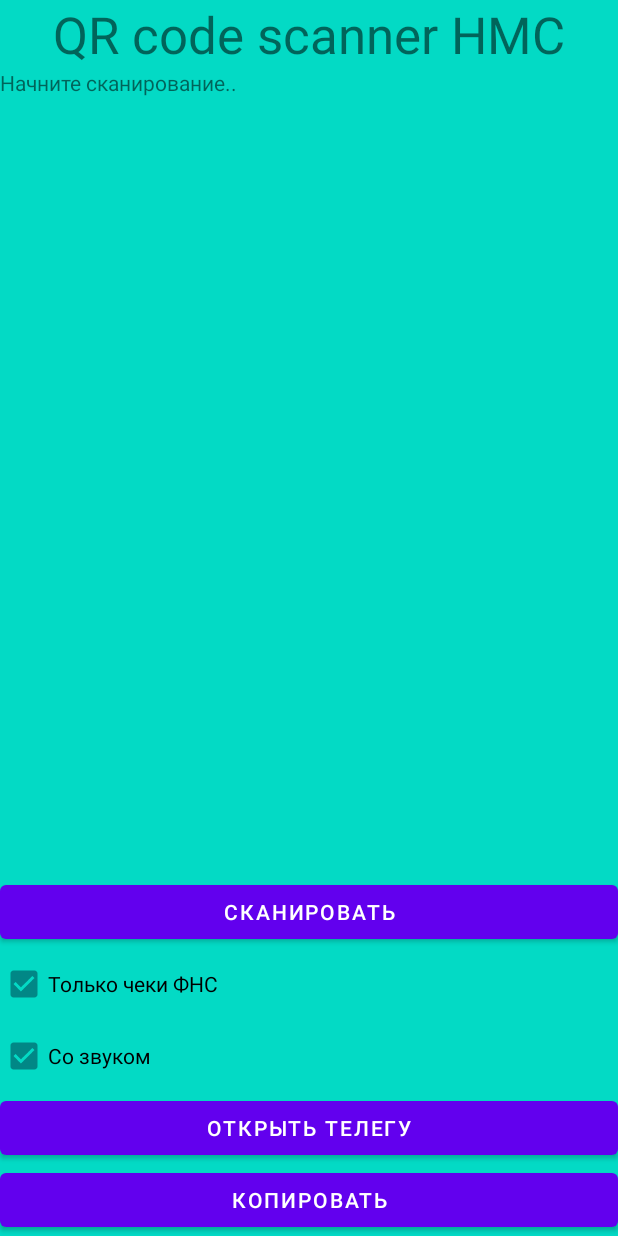
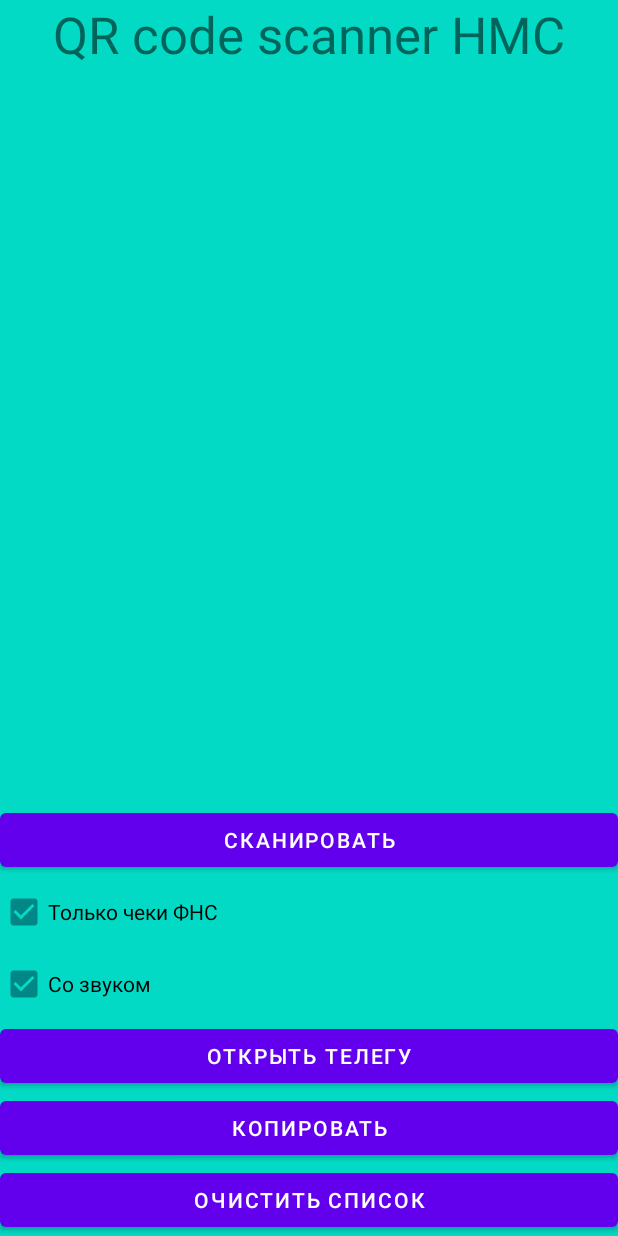
Before and after one commit to koshi8bit/android-hmc, an Android app: the screen it shows after launch (MainActivity), on a phone screen of 412 x 824 dp. Run offline under Robolectric (Android 15) with nearby library versions, the phone set to English and light mode, and no system bars.

Commit message:
ok, no icon

```diff
--- a/app/src/main/java/com/koshi8bit/hmc/ContinuousCaptureActivity.java
+++ b/app/src/main/java/com/koshi8bit/hmc/ContinuousCaptureActivity.java
@@ -14,6 +14,7 @@ import android.view.KeyEvent;
 import android.view.View;
 import android.view.WindowManager;
 import android.widget.ImageView;
+import android.widget.Toast;
 
 import com.google.zxing.BarcodeFormat;
 import com.google.zxing.ResultPoint;
@@ -29,6 +30,7 @@ import java.util.Collection;
 import java.util.Collections;
 import java.util.HashSet;
 import java.util.List;
+import java.util.Locale;
 import java.util.Set;
 
 import android.media.MediaPlayer;
@@ -160,6 +162,10 @@ public class ContinuousCaptureActivity extends Activity {
 
     @Override
     public boolean onKeyDown(int keyCode, KeyEvent event) {
+        //Toast.makeText(this, String.format(Locale.US, "keyCode is %d", keyCode), Toast.LENGTH_LONG).show();
+        if ((keyCode == 24) || (keyCode == 25)) {
+            return false;
+        }
         boolean res = barcodeView.onKeyDown(keyCode, event) || super.onKeyDown(keyCode, event);
         if (res) {
             ready_all();
--- a/app/src/main/res/layout/activity_main.xml
+++ b/app/src/main/res/layout/activity_main.xml
@@ -24,7 +24,7 @@
             android:layout_width="match_parent"
             android:layout_height="0dp"
             android:layout_weight="0.5"
-            android:text="@string/start_scan" />
+            />
 
         <Button
             android:id="@+id/btn_scan"
@@ -61,6 +61,13 @@
             android:onClick="onCopyClick"
             android:text="@string/copy" />
 
+        <Button
+            android:id="@+id/btn_clear"
+            android:layout_width="match_parent"
+            android:layout_height="wrap_content"
+            android:onClick="onClearClick"
+            android:text="@string/clear_text" />
+
     </LinearLayout>
 
 </androidx.constraintlayout.widget.ConstraintLayout>
--- a/app/src/main/res/values/strings.xml
+++ b/app/src/main/res/values/strings.xml
@@ -2,10 +2,11 @@
     <string name="app_name">hmc</string>
     <string name="title">QR code scanner HMC</string>
     <string name="scan_text">Сканировать</string>
+    <string name="clear_text">Очистить список</string>
     <string name="copy">Копировать</string>
     <string name="codes_found">Найденные коды:</string>
-    <string name="start_scan">Начните сканирование..</string>
     <string name="copyed">Текст скопирован</string>
+    <string name="restart_app">Перезагрузите приложение</string>
     <string name="share">Поделиться</string>
     <string name="ready">Готово</string>
     <string name="only_receipt_format">Только чеки ФНС</string>
```
Also changed, not shown: app/src/main/java/com/koshi8bit/hmc/MainActivity.kt (+8 -1 lines).
